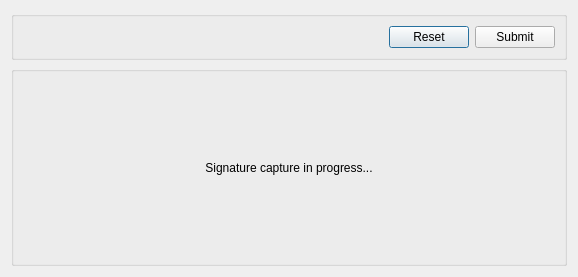
First picture: the form in src/dialogs/signaturepaddialog.ui, repository CLSA/cypress, before the edit.
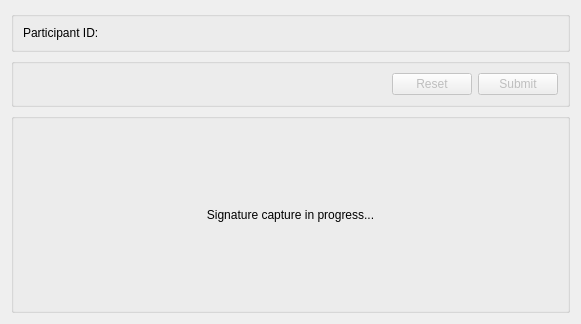
Second picture: the form after the edit.

Commit message: refactored dialog layouts and added participant info

The edit to the form file:
```diff
--- a/src/dialogs/signaturepaddialog.ui
+++ b/src/dialogs/signaturepaddialog.ui
@@ -6,8 +6,8 @@
    <rect>
     <x>0</x>
     <y>0</y>
-    <width>569</width>
-    <height>277</height>
+    <width>581</width>
+    <height>317</height>
    </rect>
   </property>
   <property name="sizePolicy">
@@ -29,9 +29,45 @@
    <string/>
   </property>
   <layout class="QVBoxLayout" name="verticalLayout_3">
-   <property name="sizeConstraint">
-    <enum>QLayout::SetFixedSize</enum>
-   </property>
+   <item>
+    <widget class="QGroupBox" name="groupBox_3">
+     <property name="title">
+      <string/>
+     </property>
+     <layout class="QVBoxLayout" name="verticalLayout_5">
+      <item>
+       <layout class="QHBoxLayout" name="horizontalLayout_10">
+        <item>
+         <widget class="QLabel" name="label_7">
+          <property name="sizePolicy">
+           <sizepolicy hsizetype="Minimum" vsizetype="Preferred">
+            <horstretch>0</horstretch>
+            <verstretch>0</verstretch>
+           </sizepolicy>
+          </property>
+          <property name="text">
+           <string>Participant ID:</string>
+          </property>
+         </widget>
+        </item>
+        <item>
+         <widget class="QLabel" name="participantId">
+          <property name="sizePolicy">
+           <sizepolicy hsizetype="Expanding" vsizetype="Preferred">
+            <horstretch>0</horstretch>
+            <verstretch>0</verstretch>
+           </sizepolicy>
+          </property>
+          <property name="text">
+           <string/>
+          </property>
+         </widget>
+        </item>
+       </layout>
+      </item>
+     </layout>
+    </widget>
+   </item>
    <item>
     <widget class="QGroupBox" name="groupBox">
      <property name="sizePolicy">
@@ -71,6 +107,9 @@
         </item>
         <item>
          <widget class="QPushButton" name="ResetButton">
+          <property name="enabled">
+           <bool>false</bool>
+          </property>
           <property name="text">
            <string>Reset</string>
           </property>
@@ -78,6 +117,9 @@
         </item>
         <item>
          <widget class="QPushButton" name="SubmitButton">
+          <property name="enabled">
+           <bool>false</bool>
+          </property>
           <property name="text">
            <string>Submit</string>
           </property>
```
The commit also changes 13 other files.
